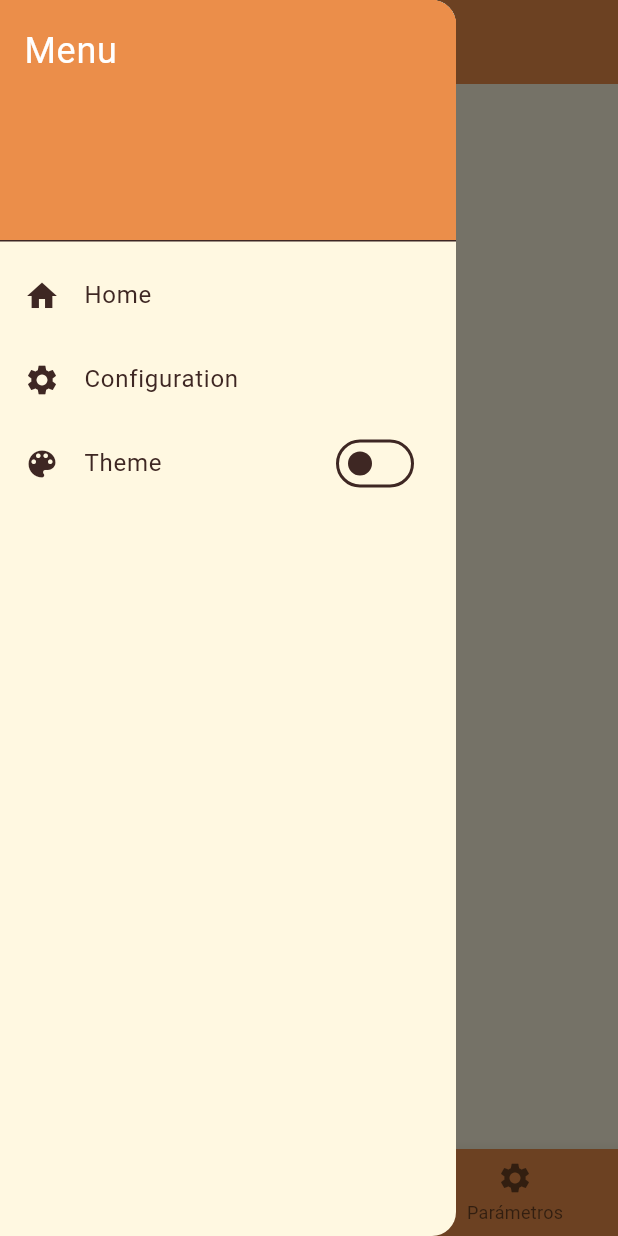
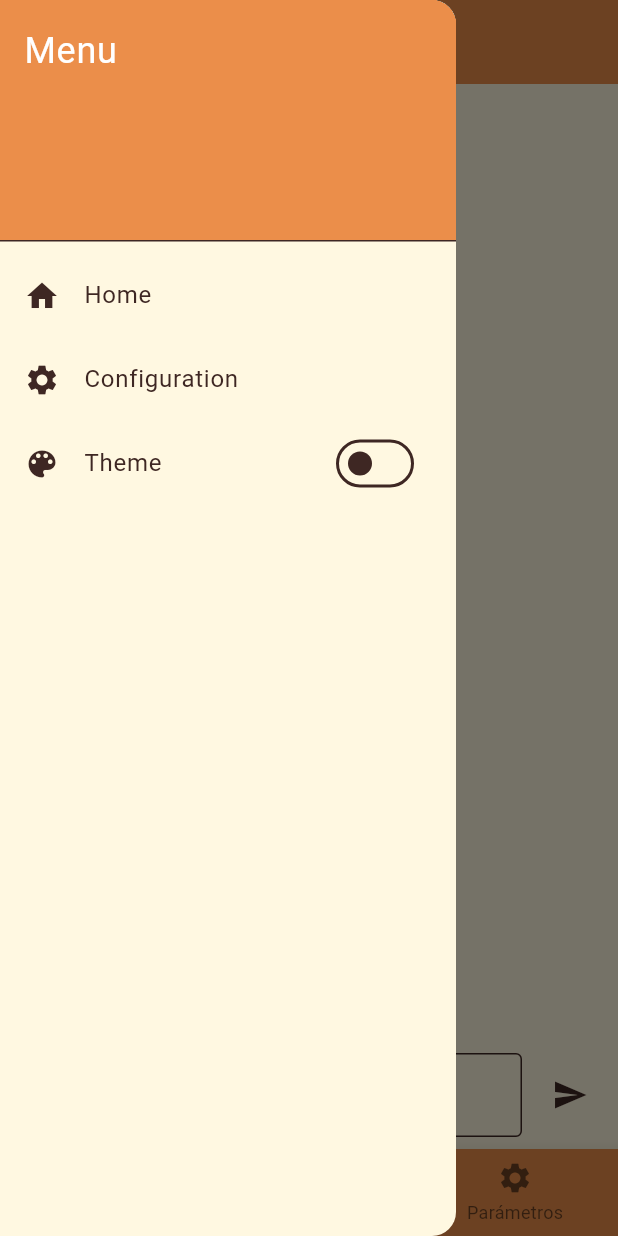
Before and after one commit to Random2127/FogonesAI, a Flutter app: the screen it shows after launch, with the side drawer open, on a phone screen of 412 x 824 dp. Run offline on Flutter 3.47's test engine with Material 3 defaults, Android fonts, the phone set to English and light mode, and no system bars; our stand-ins replace flutter_dotenv, shared_preferences; Roboto replaces fonts that are missing (Poppins).

Commit message:
Chat and dietary options working fully

```diff
--- a/lib/controllers/dietary_controller.dart
+++ b/lib/controllers/dietary_controller.dart
@@ -6,7 +6,7 @@ class DietaryController extends ChangeNotifier {
 
   DietaryOptions get options => _options;
 
-  void updateOptions({
+  void updateOption({
     bool? isVegan,
     bool? isVegetarian,
     bool? isGlutenFree,
@@ -29,7 +29,7 @@ class DietaryController extends ChangeNotifier {
     notifyListeners();
   }
 
-  void resetOptions() {
+  void resetOption() {
     _options = DietaryOptions();
     notifyListeners();
   }
--- a/lib/main.dart
+++ b/lib/main.dart
@@ -1,4 +1,5 @@
 import 'package:flutter/material.dart';
+import 'package:flutter_dotenv/flutter_dotenv.dart';
 import 'package:fogonesia/controllers/theme_controller.dart';
 import 'package:fogonesia/theme/app_theme.dart' as AppTheme;
 import 'package:fogonesia/utils/routes.dart';
@@ -8,6 +9,7 @@ import 'package:fogonesia/app/app_bootstrap.dart';
 
 void main() async {
   WidgetsFlutterBinding.ensureInitialized();
+  await dotenv.load(fileName: ".env");
   final sharedPrefs = await SharedPreferences.getInstance();
 
   runApp(AppBootStrap(sharedPrefs: sharedPrefs));
--- a/lib/screens/chat_screen.dart
+++ b/lib/screens/chat_screen.dart
@@ -1,11 +1,64 @@
-// Home page and interaction with AI
 import 'package:flutter/material.dart';
+import 'package:fogonesia/controllers/chat_controller.dart';
+import 'package:fogonesia/controllers/dietary_controller.dart';
+import 'package:fogonesia/widgets/components/chat_bubble.dart';
+import 'package:fogonesia/widgets/components/input_bar.dart';
+import 'package:provider/provider.dart';
 
-class ChatScreen extends StatelessWidget {
+class ChatScreen extends StatefulWidget {
   const ChatScreen({super.key});
 
   @override
+  State<ChatScreen> createState() => _ChatScreenState();
+}
+
+class _ChatScreenState extends State<ChatScreen> {
+  final TextEditingController _controller = TextEditingController();
+  final ScrollController _scrollController = ScrollController();
+
+  void _send(BuildContext context) {
+    final message = _controller.text.trim();
+    if (message.isEmpty) return;
+    final dietaryOptions = context.read<DietaryController>().options;
+    context.read<ChatController>().sendMessage(message, dietaryOptions);
+    _controller.clear();
+
+    Future.delayed(const Duration(milliseconds: 100), () {
+      _scrollController.animateTo(
+        _scrollController.position.maxScrollExtent,
+        duration: const Duration(milliseconds: 300),
+        curve: Curves.easeOut,
+      );
+    });
+  }
+
+  @override
   Widget build(BuildContext context) {
-    return Center(child: Text('Chat Screen'));
+    return Scaffold(
+      body: Column(
+        children: [
+          Expanded(
+            child: Consumer<ChatController>(
+              builder: (context, chat, child) {
+                return ListView.builder(
+                  controller: _scrollController,
+                  itemCount: chat.messages.length + (chat.isLoading ? 1 : 0),
+                  itemBuilder: (context, index) {
+                    if (index == chat.messages.length) {
+                      return const Padding(
+                        padding: EdgeInsets.all(8.0),
+                        child: Center(child: CircularProgressIndicator()),
+                      );
+                    }
+                    return ChatBubble(message: chat.messages[index]);
+                  },
+                );
+              },
+            ),
+          ),
+          InputBar(controller: _controller, onSend: () => _send(context)),
+        ],
+      ),
+    );
   }
 }
--- a/lib/utils/build_recipe_prompt.dart
+++ b/lib/utils/build_recipe_prompt.dart
@@ -1,6 +1,6 @@
-// This is where we build the prompt for the recipe generation AI model.
 import 'package:fogonesia/models/dietary_options.dart';
 
+// Build the prompt for Gemini API
 String buildRecipePrompt({
   required String userPrompt,
   required DietaryOptions options,
--- a/lib/widgets/components/bubble.dart
+++ /dev/null
@@ -1 +0,0 @@
-// For AI and user messages
--- /dev/null
+++ b/lib/widgets/components/input_bar.dart
@@ -0,0 +1,33 @@
+import 'package:flutter/material.dart';
+
+class InputBar extends StatelessWidget {
+  final TextEditingController controller;
+  final VoidCallback onSend;
+
+  const InputBar({super.key, required this.controller, required this.onSend});
+
+  @override
+  Widget build(BuildContext context) {
+    return SafeArea(
+      child: Padding(
+        padding: const EdgeInsets.all(8),
+        child: Row(
+          children: [
+            Expanded(
+              child: TextField(
+                controller: controller,
+                decoration: const InputDecoration(
+                  hintText: 'Ask for a recipe...',
+                  border: OutlineInputBorder(),
+                ),
+                onSubmitted: (_) => onSend(),
+              ),
+            ),
+            const SizedBox(width: 8),
+            IconButton(onPressed: onSend, icon: const Icon(Icons.send)),
+          ],
+        ),
+      ),
+    );
+  }
+}
--- a/lib/widgets/components/parameter_tile.dart
+++ /dev/null
@@ -1 +0,0 @@
-// toggle theme_provider.dart
--- a/pubspec.yaml
+++ b/pubspec.yaml
@@ -66,7 +66,8 @@ flutter:
   uses-material-design: true
 
   # To add assets to your application, add an assets section, like this:
-  # assets:
+  assets:
+    - .env
   #   - images/a_dot_burr.jpeg
   #   - images/a_dot_ham.jpeg
 
```
Also changed, not shown: lib/controllers/chat_controller.dart (+4 -9 lines), lib/screens/dietary_screen.dart (+56 -3 lines), lib/widgets/components/chat_bubble.dart (added, +27 -0 lines), lib/widgets/components/dietary_tile.dart (added, +26 -0 lines).
